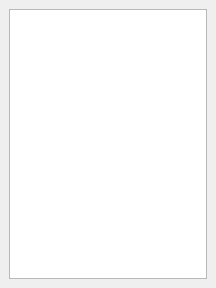
The window that src/Mod/Sketcher/Gui/TaskSketcherConstrains.ui (berndhahnebach/All_FreeCAD) describes before a commit, drawn with Qt 5.
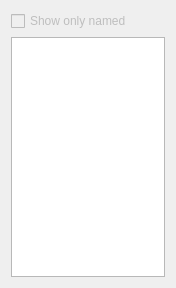
The same window after the commit.

Commit message: + TaskDlg for edit mode of sketcher + additional Control mode for edit commands

```diff
--- a/src/Mod/Sketcher/Gui/TaskSketcherConstrains.ui
+++ b/src/Mod/Sketcher/Gui/TaskSketcherConstrains.ui
@@ -1,30 +1,35 @@
-<ui version="4.0" >
- <author></author>
- <comment></comment>
- <exportmacro></exportmacro>
- <class>Gui::TaskView::TaskSketcherConstrains</class>
- <widget class="QWidget" name="Gui::TaskView::TaskSketcherConstrains" >
-  <property name="geometry" >
+<?xml version="1.0" encoding="UTF-8"?>
+<ui version="4.0">
+ <class>SketcherGui::TaskSketcherConstrains</class>
+ <widget class="QWidget" name="SketcherGui::TaskSketcherConstrains">
+  <property name="geometry">
    <rect>
     <x>0</x>
     <y>0</y>
-    <width>216</width>
+    <width>176</width>
     <height>288</height>
    </rect>
   </property>
   <property name="windowTitle" >
    <string>Form</string>
   </property>
-  <layout class="QVBoxLayout" >
-   <property name="margin" >
-    <number>9</number>
-   </property>
-   <property name="spacing" >
-    <number>6</number>
-   </property>
+  <layout class="QVBoxLayout" name="verticalLayout">
    <item>
-    <widget class="QListWidget" name="listWidgetConstraints" >
-     <property name="modelColumn" >
+    <widget class="QCheckBox" name="checkBoxShowNamed">
+     <property name="enabled">
+      <bool>false</bool>
+     </property>
+     <property name="text">
+      <string>Show only named</string>
+     </property>
+     <property name="checked">
+      <bool>false</bool>
+     </property>
+    </widget>
+   </item>
+   <item>
+    <widget class="QListWidget" name="listWidgetConstraints">
+     <property name="modelColumn">
       <number>0</number>
      </property>
     </widget>
```
Left out of the diff: 3 changed lines with no effect on the pictures. The commit also changes 14 other files.
